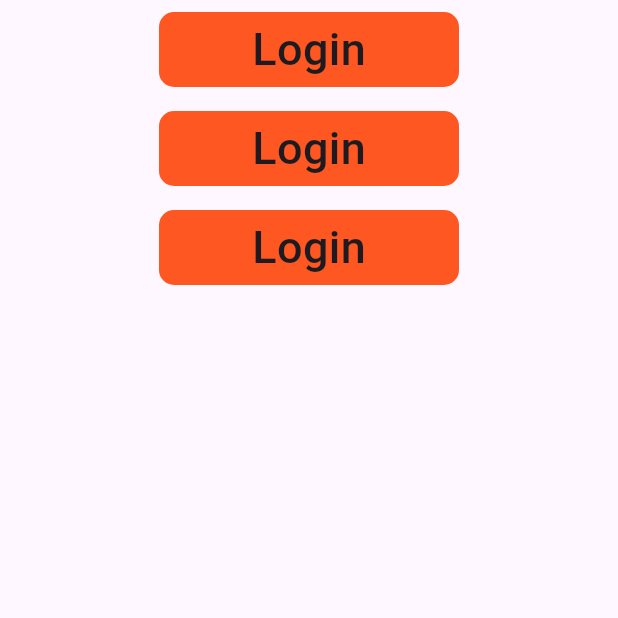
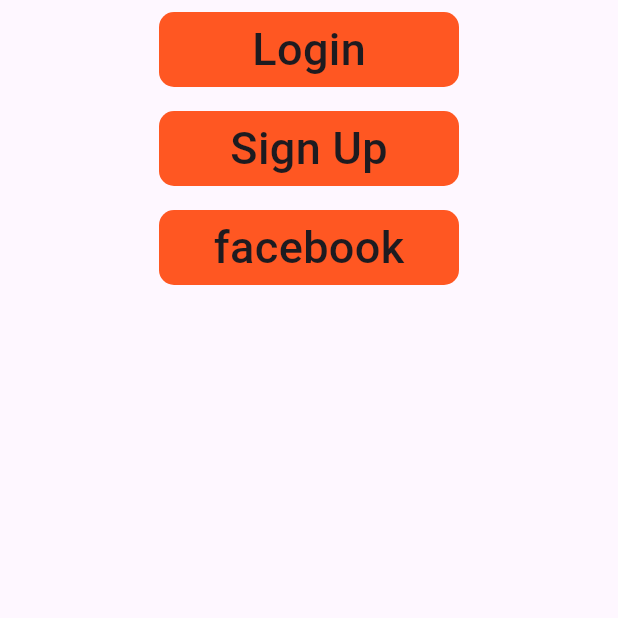
Before and after one commit to hayahahmed08/flutter_calculator_app, a Flutter app: the screen it shows after launch, on a phone screen of 412 x 824 dp, the top half of it. Run offline on Flutter 3.47's test engine with Material 3 defaults, Android fonts, the phone set to English and light mode, and no system bars.

Commit message:
separate folder for components

```diff
--- /dev/null
+++ b/lib/components/my_button.dart
@@ -0,0 +1,28 @@
+import 'package:flutter/material.dart';
+import 'package:flutter_calculator_app/constants.dart';
+
+class MyButton extends StatefulWidget {
+  final String title ;
+  const MyButton({super.key,required this.title,});
+  @override
+  State<MyButton> createState() => _MyButtonState();
+}
+class _MyButtonState extends State<MyButton> {
+  @override
+  Widget build(BuildContext context) {
+    return Center(
+      child: Padding(
+        padding: const EdgeInsets.all(8.0), // Add padding here
+        child: Container(
+          height: 50,
+          width: 200,
+          decoration: BoxDecoration(
+            color: Colors.deepOrange,
+            borderRadius: BorderRadius.circular(10),
+          ),
+          child: Center(child: Text(widget.title , style: headingTextStyle)),
+        ),
+      ),
+    );
+  }
+}
--- a/lib/home_screen.dart
+++ b/lib/home_screen.dart
@@ -1,6 +1,5 @@
 import 'package:flutter/material.dart';
-import 'package:flutter_calculator_app/constants.dart';
-
+import 'package:flutter_calculator_app/components/my_button.dart';
 class HomeScreen extends StatefulWidget {
   const HomeScreen({super.key});
 
@@ -15,9 +14,9 @@ class _HomeScreenState extends State<HomeScreen> {
       child: Scaffold(
         body: Column(
           children: [
-            MyButton(),
-            MyButton(),
-            MyButton(),
+            MyButton(title: "Login",),
+            MyButton(title: "Sign Up",),
+            MyButton(title: "facebook"),
             SizedBox(
               height: 10,
             )
@@ -27,30 +26,3 @@ class _HomeScreenState extends State<HomeScreen> {
     );
   }
 }
-
-class MyButton extends StatefulWidget {
-  const MyButton({super.key});
-
-  @override
-  State<MyButton> createState() => _MyButtonState();
-}
-
-class _MyButtonState extends State<MyButton> {
-  @override
-  Widget build(BuildContext context) {
-    return Center(
-      child: Padding(
-        padding: const EdgeInsets.all(8.0), // Add padding here
-        child: Container(
-          height: 50,
-          width: 200,
-          decoration: BoxDecoration(
-            color: Colors.deepOrange,
-            borderRadius: BorderRadius.circular(10),
-          ),
-          child: Center(child: Text('Login', style: headingTextStyle)),
-        ),
-      ),
-    );
-  }
-}
```
